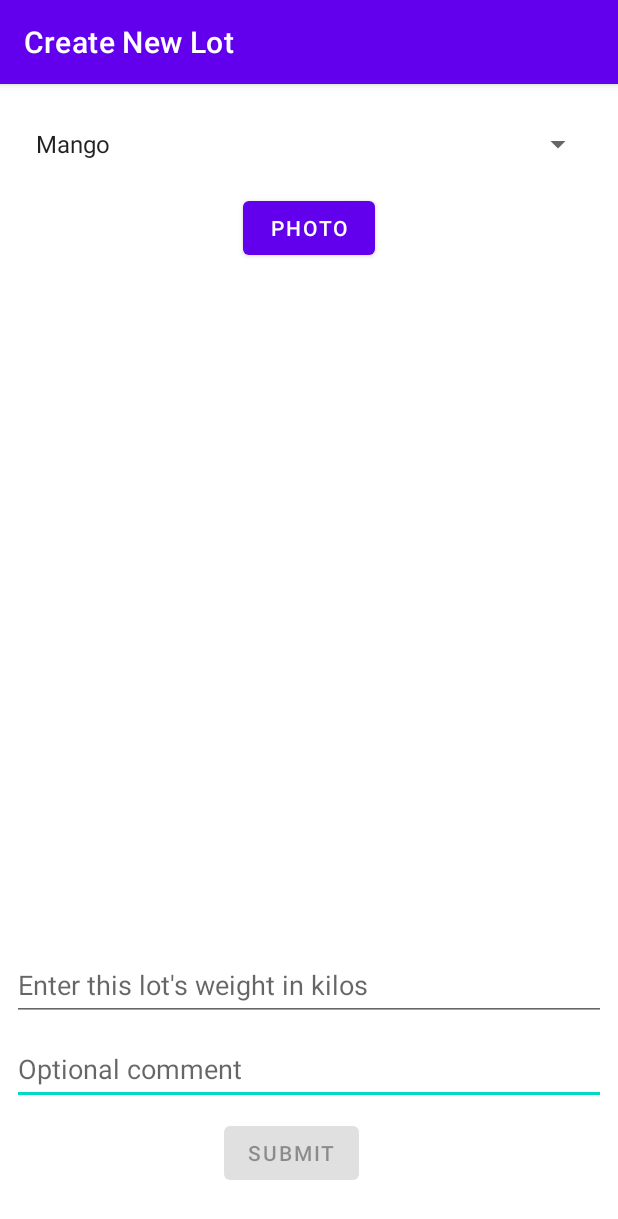
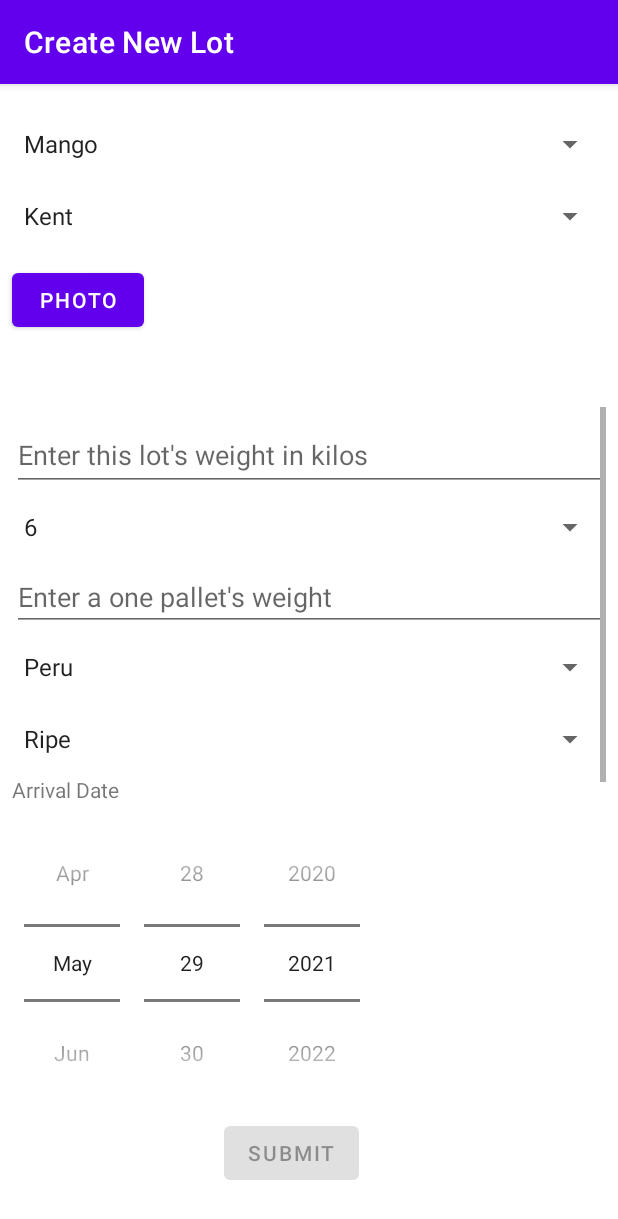
Before and after one commit to scartill/bargaincave, an Android app: the NewLotActivity screen opened directly, with no data from a screen before it, on a phone screen of 412 x 824 dp. Shown: the top 1219 px of the screen. Run offline under Robolectric (Android 15) with nearby library versions, the phone set to English and light mode, and no system bars; libraries missing offline, so code that uses them is left out: com.amplifyframework.core, com.amplifyframework.storage, com.beust.klaxon.

Commit message:
Multiple new fields in a 'new lot' activity

```diff
--- /dev/null
+++ b/warehouse/app/src/main/java/ru/bargaincave/warehouse/FruitInfo.kt
@@ -0,0 +1,28 @@
+package ru.bargaincave.warehouse
+
+class FruitInfo {
+    companion object {
+        val Sorts = mapOf(
+            "Mango" to listOf("Kent", "Keitt"),
+            "Avocado" to listOf("Fuerte", "Hass")
+        )
+
+        val Origins = listOf(
+            "Peru",
+            "Africa",
+            "Egypt",
+            "Israel",
+            "Colombia",
+            "Kenya",
+            "Venezuela",
+            "Brasil"
+        )
+
+        val Conditions = listOf(
+            "Ripe",
+            "Green"
+        )
+
+        val Calibers = 6..32
+    }
+}
--- a/warehouse/app/src/main/java/ru/bargaincave/warehouse/manager/LotApproveActivity.kt
+++ b/warehouse/app/src/main/java/ru/bargaincave/warehouse/manager/LotApproveActivity.kt
@@ -1,28 +1,22 @@
 package ru.bargaincave.warehouse.manager
 
-import android.graphics.BitmapFactory
 import android.os.Bundle
 import android.util.Log
 import android.view.View
 import android.widget.Toast
 import androidx.appcompat.app.AppCompatActivity
 import androidx.core.widget.addTextChangedListener
-import androidx.lifecycle.coroutineScope
 import androidx.recyclerview.widget.LinearLayoutManager
 import com.amplifyframework.api.rest.RestOptions
 import com.amplifyframework.core.Amplify
 import com.amplifyframework.core.model.query.Where
 import com.amplifyframework.datastore.generated.model.Lot
-import kotlinx.coroutines.Dispatchers
-import kotlinx.coroutines.launch
-import kotlinx.coroutines.withContext
 import ru.bargaincave.warehouse.R
 import ru.bargaincave.warehouse.databinding.ActivityLotApproveBinding
 import ru.bargaincave.warehouse.media.LotMedia
 import ru.bargaincave.warehouse.media.LotPhoto
 import ru.bargaincave.warehouse.media.LotPhotoListAdapter
 import ru.bargaincave.warehouse.media.S3Downloader
-import java.io.File
 
 class LotApproveActivity : AppCompatActivity() {
     private lateinit var b: ActivityLotApproveBinding
@@ -62,7 +56,7 @@ class LotApproveActivity : AppCompatActivity() {
                 val price = b.price.text.toString().toFloatOrNull()
 
                 val editedLot = copyOfBuilder()
-                    .price(price)
+                    .pricePerPallet(price)
                     .priceCurrency("USD")
                     .build()
 
@@ -158,9 +152,9 @@ class LotApproveActivity : AppCompatActivity() {
 
                                         val na = getString(R.string.unknown)
                                         b.laFruit.text = lot.fruit ?: na
-                                        b.laWeight.text = lot.weightKg?.toString() ?: na
+                                        b.laWeight.text = lot.totalWeightKg?.toString() ?: na
                                         b.laComment.text = lot.comment ?: na
-                                        b.price.setText(lot.price?.toString() ?: "")
+                                        b.price.setText(lot.pricePerPallet?.toString() ?: "")
                                         photoLA.submitList(it.photos)
 
                                         loaded = true
--- a/warehouse/app/src/main/java/ru/bargaincave/warehouse/manager/LotViewHolder.kt
+++ b/warehouse/app/src/main/java/ru/bargaincave/warehouse/manager/LotViewHolder.kt
@@ -1,9 +1,7 @@
 package ru.bargaincave.warehouse.manager
 
-import android.content.Intent
 import android.view.LayoutInflater
 import android.view.ViewGroup
-import androidx.appcompat.app.AppCompatActivity
 import androidx.recyclerview.widget.RecyclerView
 import com.amplifyframework.datastore.generated.model.Lot
 import ru.bargaincave.warehouse.databinding.ItemLotBinding
@@ -25,7 +23,7 @@ class LotViewHolder(
         currentLot = lot
         // TODO: fruit name is not localized
         b.itemFruit.text = lot.fruit
-        b.itemWeight.text = lot.weightKg.toString()
+        b.itemWeight.text = lot.totalWeightKg.toString()
         b.itemComment.text = if(lot.comment.isNotEmpty()) lot.comment else "------"
 
         b.root.setOnClickListener {
--- a/warehouse/app/src/main/java/ru/bargaincave/warehouse/sorter/NewLotActivity.kt
+++ b/warehouse/app/src/main/java/ru/bargaincave/warehouse/sorter/NewLotActivity.kt
@@ -1,27 +1,27 @@
 package ru.bargaincave.warehouse.sorter
 
+import android.content.Context
 import android.graphics.Bitmap
 import android.graphics.BitmapFactory
 import android.os.Bundle
 import android.util.Log
 import android.view.View
 import android.widget.ArrayAdapter
-import android.widget.Spinner
 import android.widget.Toast
 import androidx.activity.result.contract.ActivityResultContracts
 import androidx.appcompat.app.AppCompatActivity
 import androidx.core.content.FileProvider
 import androidx.core.graphics.scale
-import androidx.lifecycle.coroutineScope
 import androidx.recyclerview.widget.LinearLayoutManager
 import com.amplifyframework.core.Amplify
 import com.amplifyframework.datastore.generated.model.Lot
-import kotlinx.coroutines.Dispatchers
-import kotlinx.coroutines.launch
-import kotlinx.coroutines.withContext
+import ru.bargaincave.warehouse.FruitInfo
 import ru.bargaincave.warehouse.R
 import ru.bargaincave.warehouse.databinding.ActivityNewLotBinding
-import ru.bargaincave.warehouse.media.*
+import ru.bargaincave.warehouse.media.LotMedia
+import ru.bargaincave.warehouse.media.LotPhoto
+import ru.bargaincave.warehouse.media.LotPhotoListAdapter
+import ru.bargaincave.warehouse.media.S3Uploader
 import java.io.File
 import java.io.FileOutputStream
 import java.util.*
@@ -36,6 +36,11 @@ class NewLotActivity : AppCompatActivity() {
     private lateinit var currentPhotoPath: String
     private var photos = mutableListOf<LotPhoto>()
     private lateinit var photoLA: LotPhotoListAdapter
+    private lateinit var fruitAdapter: ArrayAdapter<String>
+    private lateinit var varietyAdapter: ArrayAdapter<String>
+    private lateinit var conditionsAdapter: ArrayAdapter<String>
+    private lateinit var calibersAdapter: ArrayAdapter<Int>
+    private lateinit var originsAdapter: ArrayAdapter<String>
 
     override fun onCreate(savedInstanceState: Bundle?) {
         super.onCreate(savedInstanceState)
@@ -57,15 +62,25 @@ class NewLotActivity : AppCompatActivity() {
         b.photoList.adapter = photoLA
         photoLA.submitList(photos)
 
-        val spinner: Spinner = b.spinFruit
-        ArrayAdapter.createFromResource(
-            this,
-            R.array.fruit_type,
-            android.R.layout.simple_spinner_item
-        ).also { adapter ->
-            adapter.setDropDownViewResource(android.R.layout.simple_spinner_dropdown_item)
-            spinner.adapter = adapter
-        }
+        fruitAdapter = createSpinAdapter(this, FruitInfo.Sorts.keys.toMutableList())
+        b.spinFruit.adapter = fruitAdapter
+
+        val initialSorts = FruitInfo.Sorts[fruitAdapter.getItem(0)] ?: arrayListOf(getString(R.string.unknown))
+        varietyAdapter = createSpinAdapter(this, initialSorts.toMutableList())
+        b.spinVariety.adapter = varietyAdapter
+
+        conditionsAdapter = createSpinAdapter(this, FruitInfo.Conditions.toMutableList())
+        b.condition.adapter = conditionsAdapter
+
+        calibersAdapter = createSpinAdapter(this, FruitInfo.Calibers.toMutableList())
+        b.caliber.adapter = calibersAdapter
+
+        originsAdapter = createSpinAdapter(this, FruitInfo.Origins.toMutableList())
+        b.origin.adapter = originsAdapter
+
+        val today = Calendar.getInstance()
+        b.arrival.init(today.get(Calendar.YEAR), today.get(Calendar.MONTH), today.get(Calendar.DAY_OF_MONTH), {_, _, _, _ -> })
+        b.expiration.init(today.get(Calendar.YEAR), today.get(Calendar.MONTH), today.get(Calendar.DAY_OF_MONTH), {_, _, _, _ -> })
 
         val photoRequester = registerForActivityResult(ActivityResultContracts.TakePicture()) { taken ->
             try {
@@ -116,40 +131,66 @@ class NewLotActivity : AppCompatActivity() {
         b.submit.setOnClickListener {
             setGUI(false)
 
-            val fruit = b.spinFruit.selectedItem.toString()
+            val submitting = submit()
+            if(!submitting) {
+                // Restoring GUI is async submit wasn't launched
+                setGUI(true)
+            }
+        }
+    }
 
-            if (photos.size == 0) {
-                Log.i("cave", "unable: photo is required")
-                setGUI(true)
-                b.photo.requestFocus()
-                return@setOnClickListener
-            }
-
-            val weight = b.weight.text.toString().toFloatOrNull()
-
-            if (weight == null) {
-                Log.i("Cave", "Unable: weight is required")
-                setGUI(true)
-                b.weight.requestFocus()
-                return@setOnClickListener
-            }
-
-            val comment = b.comment.text.toString()
-            Log.i("cave", "Launching async submit")
-            submitAsync(fruit, photos, weight, comment)
-        }
+    private fun <T> createSpinAdapter(ctx: Context, list : MutableList<T>) : ArrayAdapter<T> {
+        val result = ArrayAdapter(
+            this,
+            android.R.layout.simple_spinner_item,
+            list
+        )
+        result.setDropDownViewResource(android.R.layout.simple_spinner_dropdown_item)
+        return result
     }
 
     private fun setGUI(enabled: Boolean) {
         b.submit.isEnabled = enabled
         b.spinFruit.isEnabled = enabled
         b.photo.isEnabled = enabled
-        b.weight.isEnabled = enabled
+        b.totalWeightKg.isEnabled = enabled
         b.comment.isEnabled = enabled
         b.progressBar.visibility = if (enabled) View.GONE else View.VISIBLE
     }
 
-    private fun submitAsync(fruit: String, photos: List<LotPhoto>, weight: Float, comment: String) {
+    private fun submit() : Boolean {
+        if (photos.size == 0) {
+            b.photo.requestFocus()
+            return false
+        }
+
+        val builder = Lot.builder()
+
+        builder.fruit(b.spinFruit.selectedItem.toString())
+        builder.variety(b.spinVariety.selectedItem.toString())
+
+        val tw = b.totalWeightKg.text.toString().toFloatOrNull()
+        if (tw == null) {
+            b.totalWeightKg.requestFocus()
+            return false
+        }
+        builder.totalWeightKg(tw)
+        builder.caliber(b.caliber.selectedItem.toString().toInt())
+        builder.palletWeightKg(b.palletWeighKg.text.toString().toFloat())
+        builder.condition(b.condition.selectedItem.toString())
+        builder.origin(b.origin.selectedItem.toString())
+        builder.arrival("Today")
+        builder.expiration("Today")
+
+        builder.comment(b.comment.text.toString())
+
+        Log.i("cave", "Launching async submit")
+        submitAsync(builder, photos)
+
+        return true
+    }
+
+    private fun submitAsync(builder: Lot.BuildStep, photos: List<LotPhoto>) {
         Log.i("cave", "submitting a new lot")
         setGUI(false)
 
@@ -159,11 +200,8 @@ class NewLotActivity : AppCompatActivity() {
         val s3 = S3Uploader(media)
         s3.uploadAsync(applicationContext,
             {
-                val item: Lot = Lot.builder()
-                    .fruit(fruit)
+                val item = builder
                     .resources(resourcesJson)
-                    .weightKg(weight)
-                    .comment(comment)
                     .build()
 
                 Amplify.DataStore.save(
--- a/warehouse/app/src/main/res/layout/activity_new_lot.xml
+++ b/warehouse/app/src/main/res/layout/activity_new_lot.xml
@@ -10,13 +10,46 @@
         android:id="@+id/spinFruit"
         android:layout_width="match_parent"
         android:layout_height="48dp"
-        android:layout_marginStart="16dp"
+        android:layout_marginStart="8dp"
         android:layout_marginTop="16dp"
-        android:layout_marginEnd="16dp"
+        android:layout_marginEnd="8dp"
         android:contentDescription="@string/context_fruit_kind"
         app:layout_constraintEnd_toEndOf="parent"
         app:layout_constraintStart_toStartOf="parent"
         app:layout_constraintTop_toTopOf="parent" />
+
+    <Spinner
+        android:id="@+id/spinVariety"
+        android:layout_width="match_parent"
+        android:layout_height="48dp"
+        android:layout_marginStart="8dp"
+        android:layout_marginEnd="8dp"
+        android:contentDescription="@string/context_fruit_variety"
+        app:layout_constraintEnd_toEndOf="parent"
+        app:layout_constraintHorizontal_bias="1.0"
+        app:layout_constraintStart_toStartOf="parent"
+        app:layout_constraintTop_toBottomOf="@+id/spinFruit" />
+
+    <Button
+        android:id="@+id/photo"
+        android:layout_width="88dp"
+        android:layout_height="wrap_content"
+        android:layout_marginStart="8dp"
+        android:layout_marginTop="8dp"
+        android:text="@string/photo"
+        app:layout_constraintStart_toStartOf="parent"
+        app:layout_constraintTop_toBottomOf="@+id/spinVariety" />
+
+    <androidx.recyclerview.widget.RecyclerView
+        android:id="@+id/photoList"
+        android:layout_width="0dp"
+        android:layout_height="87dp"
+        android:layout_marginStart="8dp"
+        android:layout_marginTop="8dp"
+        android:layout_marginEnd="8dp"
+        app:layout_constraintEnd_toEndOf="parent"
+        app:layout_constraintStart_toEndOf="@+id/photo"
+        app:layout_constraintTop_toBottomOf="@+id/spinVariety" />
 
     <Button
         android:id="@+id/submit"
@@ -28,47 +61,6 @@
         app:layout_constraintEnd_toEndOf="parent"
         app:layout_constraintHorizontal_bias="0.464"
         app:layout_constraintStart_toStartOf="parent" />
-
-    <EditText
-        android:id="@+id/comment"
-        android:layout_width="0dp"
-        android:layout_height="48dp"
-        android:layout_marginStart="8dp"
-        android:layout_marginEnd="8dp"
-        android:layout_marginBottom="8dp"
-        android:autofillHints="newLotComment"
-        android:ems="10"
-        android:hint="@string/optional_comment"
-        android:inputType="textPersonName"
-        app:layout_constraintBottom_toTopOf="@+id/submit"
-        app:layout_constraintEnd_toEndOf="parent"
-        app:layout_constraintStart_toStartOf="parent" />
-
-    <EditText
-        android:id="@+id/weight"
-        android:layout_width="0dp"
-        android:layout_height="48dp"
-        android:layout_marginStart="8dp"
-        android:layout_marginEnd="8dp"
-        android:layout_marginBottom="8dp"
-        android:autofillHints="lotWeight"
-        android:ems="10"
-        android:hint="@string/enter_lot_s_weight"
-        android:inputType="number"
-        app:layout_constraintBottom_toTopOf="@+id/comment"
-        app:layout_constraintEnd_toEndOf="parent"
-        app:layout_constraintHorizontal_bias="1.0"
-        app:layout_constraintStart_toStartOf="parent" />
-
-    <Button
-        android:id="@+id/photo"
-        android:layout_width="wrap_content"
-        android:layout_height="wrap_content"
-        android:layout_marginTop="8dp"
-        android:text="@string/photo"
-        app:layout_constraintEnd_toEndOf="parent"
-        app:layout_constraintStart_toStartOf="parent"
-        app:layout_constraintTop_toBottomOf="@+id/spinFruit" />
 
     <TextView
         android:id="@+id/error"
@@ -94,17 +86,103 @@
         app:layout_constraintBottom_toBottomOf="@+id/submit"
         app:layout_constraintStart_toEndOf="@+id/submit" />
 
-    <androidx.recyclerview.widget.RecyclerView
-        android:id="@+id/photoList"
+    <ScrollView
+        android:id="@+id/attrsScroll"
         android:layout_width="0dp"
         android:layout_height="0dp"
-        android:layout_marginStart="16dp"
-        android:layout_marginTop="16dp"
-        android:layout_marginEnd="16dp"
+        android:layout_marginStart="8dp"
+        android:layout_marginTop="8dp"
+        android:layout_marginEnd="8dp"
         android:layout_marginBottom="16dp"
-        app:layout_constraintBottom_toTopOf="@+id/weight"
+        app:layout_constraintBottom_toTopOf="@+id/submit"
         app:layout_constraintEnd_toEndOf="parent"
         app:layout_constraintStart_toStartOf="parent"
-        app:layout_constraintTop_toBottomOf="@+id/photo" />
+        app:layout_constraintTop_toBottomOf="@+id/photoList">
+
+        <LinearLayout
+            android:layout_width="match_parent"
+            android:layout_height="wrap_content"
+            android:orientation="vertical">
+
+            <EditText
+                android:id="@+id/totalWeightKg"
+                android:layout_width="match_parent"
+                android:layout_height="wrap_content"
+                android:layout_marginTop="8dp"
+                android:autofillHints="total weight"
+                android:ems="10"
+                android:hint="@string/enter_lot_s_weight"
+                android:inputType="number"
+                android:minHeight="48dp"
+                tools:ignore="TextContrastCheck" />
+
+            <Spinner
+                android:id="@+id/caliber"
+                android:layout_width="match_parent"
+                android:layout_height="48dp"
+                android:autofillHints="caliber"
+                android:contentDescription="@string/hint_caliber" />
+
+            <EditText
+                android:id="@+id/palletWeighKg"
+                android:layout_width="match_parent"
+                android:layout_height="wrap_content"
+                android:autofillHints="pallet weight"
+                android:ems="10"
+                android:hint="@string/hint_pallet_weight"
+                android:inputType="number"
+                tools:ignore="TextContrastCheck" />
+
+            <Spinner
+                android:id="@+id/origin"
+                android:layout_width="match_parent"
+                android:layout_height="48dp"
+                android:contentDescription="@string/hint_origin" />
+
+            <Spinner
+                android:id="@+id/condition"
+                android:layout_width="match_parent"
+                android:layout_height="48dp"
+                android:contentDescription="@string/hint_condition" />
+
+            <TextView
+                android:id="@+id/arrivalLabel"
+                android:layout_width="match_parent"
+                android:layout_height="wrap_content"
+                android:labelFor="@id/arrival"
+                android:text="@string/arrival_date" />
+
+            <DatePicker
+                android:id="@+id/arrival"
+                android:layout_width="wrap_content"
+                android:layout_height="wrap_content"
+                android:calendarViewShown="false"
+                android:datePickerMode="spinner" />
+
+            <TextView
+                android:id="@+id/expirationLabel"
+                android:layout_width="match_parent"
+                android:layout_height="wrap_content"
+                android:labelFor="@id/expiration"
+                android:text="@string/expiration_date" />
+
+            <DatePicker
+                android:id="@+id/expiration"
+                android:layout_width="wrap_content"
+                android:layout_height="wrap_content"
+                android:calendarViewShown="false"
+                android:datePickerMode="spinner" />
+
+            <EditText
+                android:id="@+id/comment"
+                android:layout_width="match_parent"
+                android:layout_height="48dp"
+                android:layout_marginBottom="80dp"
+                android:autofillHints="newLotComment"
+                android:ems="10"
+                android:hint="@string/optional_comment"
+                android:inputType="textPersonName" />
+        </LinearLayout>
+    </ScrollView>
 
 </androidx.constraintlayout.widget.ConstraintLayout>
--- a/warehouse/app/src/main/res/values/strings.xml
+++ b/warehouse/app/src/main/res/values/strings.xml
@@ -6,11 +6,6 @@
     <string name="new_lot_activity_label">Create New Lot</string>
     <string name="approve_lot_activity_label">Approve This Lot</string>
     <string name="New">New</string>
-    <string-array name="fruit_type">
-        <item>Mango</item>
-        <item>Avocado</item>
-        <item>Banana</item>
-    </string-array>
     <string name="prompt_email">Email</string>
     <string name="prompt_password">Password</string>
     <string name="action_sign_in">Sign in or register</string>
@@ -58,6 +53,14 @@
     <string name="no_access_token">No access token</string>
     <string name="re_login_prompt">You belong to no groups. Please re-login</string>
     <string name="context_fruit_kind">A kind of the lot\'s fruit</string>
+    <string name="context_fruit_variety">A variety of the lot\'s fruit</string>
     <string name="data_conn_ready">Data connection established</string>
     <string name="main_approve_lot">Approve</string>
+    <string name="new_photo">New Photo</string>
+    <string name="hint_caliber">Fruit\'s caliber</string>
+    <string name="hint_origin">Country of origin</string>
+    <string name="hint_condition">Fruit\'s condition</string>
+    <string name="hint_pallet_weight">Enter a one pallet\'s weight</string>
+    <string name="arrival_date">Arrival Date</string>
+    <string name="expiration_date">Expiration Date</string>
 </resources>
```
Also changed, not shown: warehouse/app/src/main/java/com/amplifyframework/datastore/generated/model/AmplifyModelProvider.java, warehouse/app/src/main/java/com/amplifyframework/datastore/generated/model/Lot.java, 2 other files.
